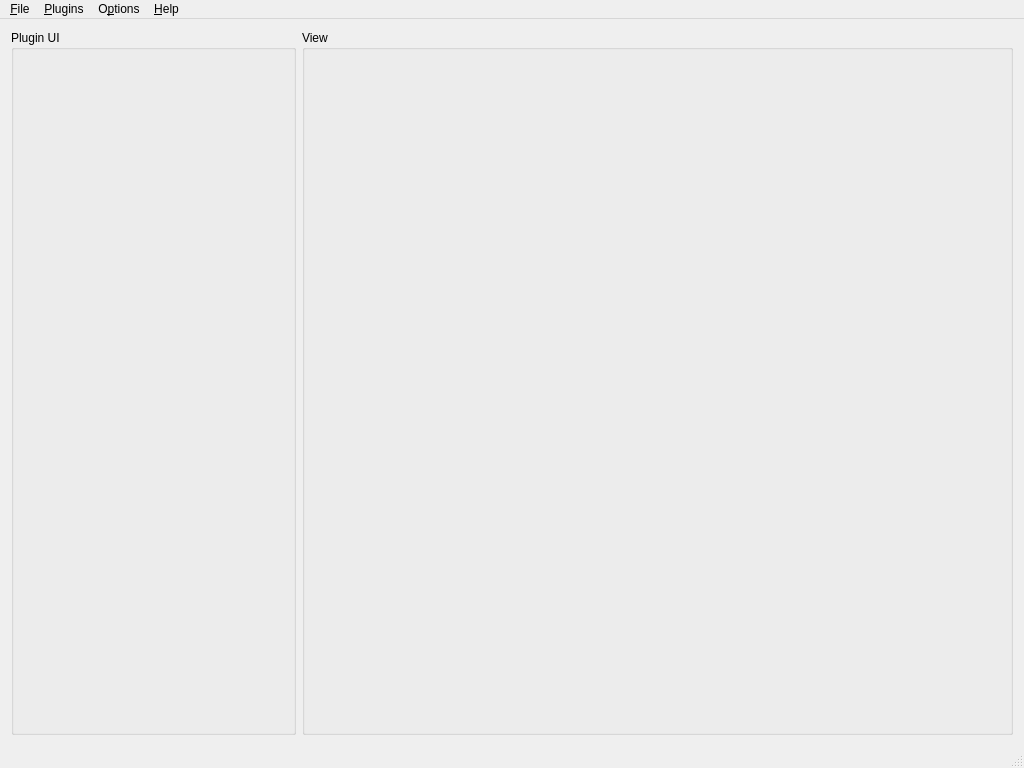
Old version of the form cpp/mainapp/mainwindow.ui in the repository IMAGE-ET/DicomLab.
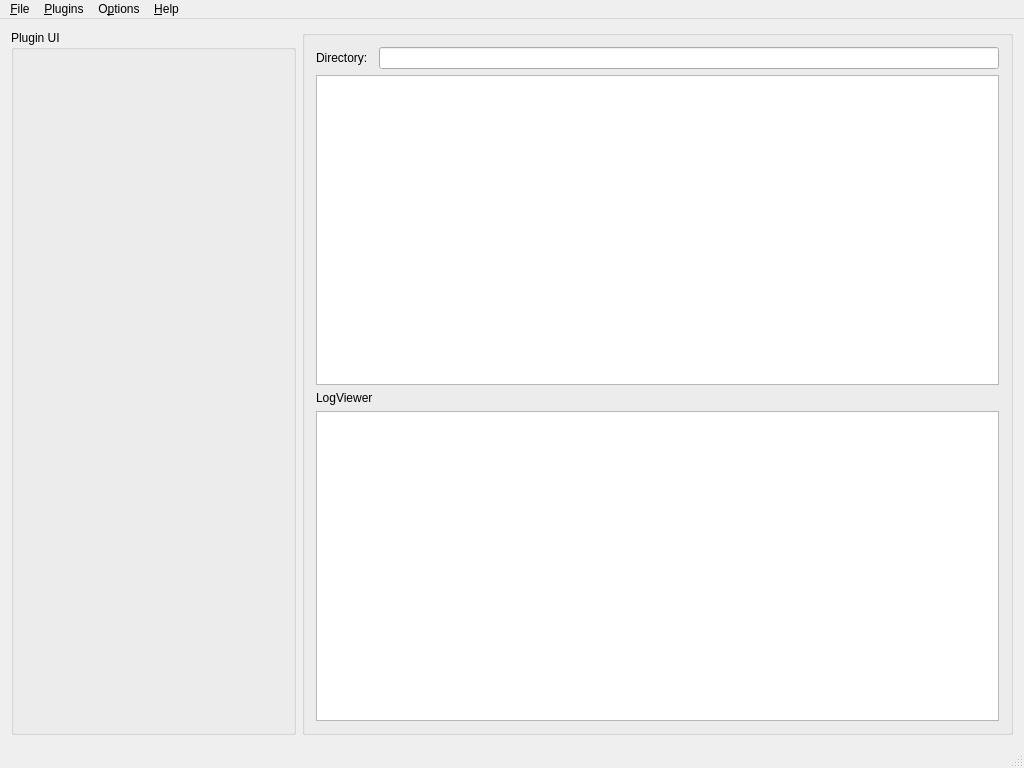
New version of the form.

Commit message: Used QAbstractListModel to populate the list of files for the selected directory. Added UI elements to display list of files.

```diff
--- a/cpp/mainapp/mainwindow.ui
+++ b/cpp/mainapp/mainwindow.ui
@@ -38,11 +38,34 @@
       <item row="0" column="1">
        <widget class="QGroupBox" name="groupBox">
         <property name="title">
-         <string>View</string>
+         <string/>
         </property>
-        <layout class="QGridLayout" name="gridLayout_6">
+        <property name="flat">
+         <bool>false</bool>
+        </property>
+        <layout class="QGridLayout" name="gridLayout_3">
          <item row="0" column="0">
-          <layout class="QHBoxLayout" name="horizontalLayout"/>
+          <widget class="QLabel" name="lblSourceDirectory">
+           <property name="text">
+            <string>Directory:</string>
+           </property>
+          </widget>
+         </item>
+         <item row="0" column="1">
+          <widget class="QLineEdit" name="edtSourceDirectory"/>
+         </item>
+         <item row="1" column="0" colspan="2">
+          <widget class="QListView" name="lstFileList"/>
+         </item>
+         <item row="2" column="0">
+          <widget class="QLabel" name="lblLogViewer">
+           <property name="text">
+            <string>LogViewer</string>
+           </property>
+          </widget>
+         </item>
+         <item row="3" column="0" colspan="2">
+          <widget class="QTextBrowser" name="txtbLogViewer"/>
          </item>
         </layout>
        </widget>
```
The commit also changes 6 other files.
